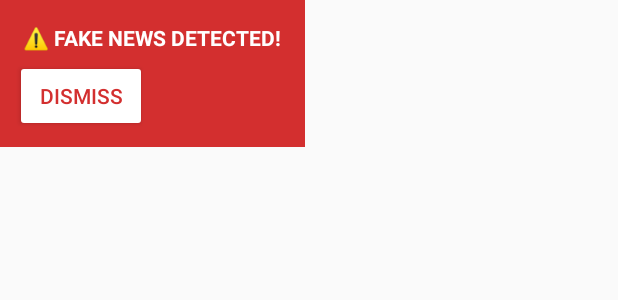
After one commit to sheikhsarafathossain/ShottyoBondhu, an Android app: the layout layout_floating_widget.xml on its own in the app's theme, with its tools: preview values and no code run, on a phone screen of 412 x 824 dp. The commit adds this screen. Shown: the top 300 px of the screen. Run offline under Robolectric (Android 15) with nearby library versions, the phone set to English and light mode, and no system bars.

Commit message:
initial app

```diff
--- /dev/null
+++ b/app/src/main/res/layout/layout_floating_widget.xml
@@ -0,0 +1,26 @@
+<?xml version="1.0" encoding="utf-8"?>
+<LinearLayout xmlns:android="http://schemas.android.com/apk/res/android"
+    android:layout_width="wrap_content"
+    android:layout_height="wrap_content"
+    android:orientation="vertical"
+    android:padding="10dp"
+    android:background="#D32F2F"> <!-- Red Background -->
+
+    <TextView
+        android:id="@+id/tvAlert"
+        android:layout_width="wrap_content"
+        android:layout_height="wrap_content"
+        android:text="⚠️ FAKE NEWS DETECTED!"
+        android:textColor="#FFFFFF"
+        android:textStyle="bold"
+        android:padding="5dp"/>
+
+    <Button
+        android:id="@+id/btnClose"
+        android:layout_width="wrap_content"
+        android:layout_height="wrap_content"
+        android:text="Dismiss"
+        android:backgroundTint="#FFFFFF"
+        android:textColor="#D32F2F" />
+
+</LinearLayout>
--- a/gradle/libs.versions.toml
+++ b/gradle/libs.versions.toml
@@ -5,7 +5,7 @@ junitVersion = "1.3.0"
 espressoCore = "3.7.0"
 appcompat = "1.7.1"
 material = "1.13.0"
-activity = "1.12.0"
+activity = "1.11.0"
 constraintlayout = "2.2.1"
 
 [libraries]
```
Also changed, not shown: app/src/main/AndroidManifest.xml (+22 -4 lines), app/src/main/java/com/team_c/shottyobondhu/MainActivity.java (+38 -13 lines), app/src/main/java/com/team_c/shottyobondhu/ShottyoBondhuService.java (added, +108 -0 lines), app/src/main/res/xml/service_config.xml (added, +8 -0 lines), gradle/wrapper/gradle-wrapper.properties, settings.gradle.kts (line endings or trailing spaces).
